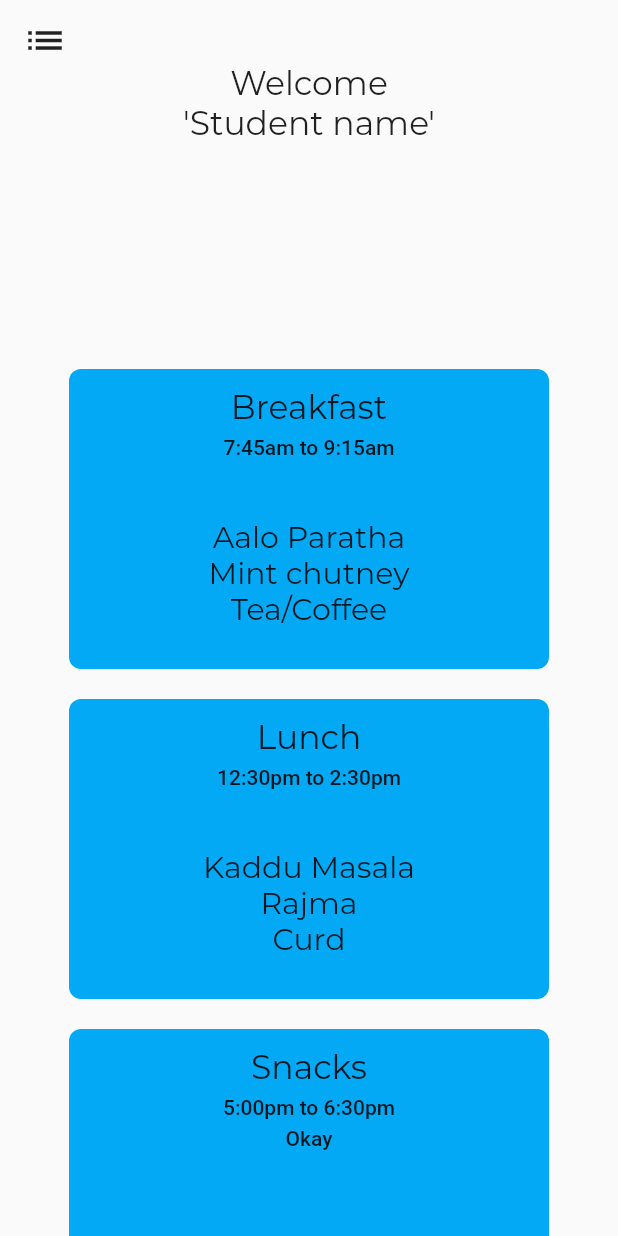
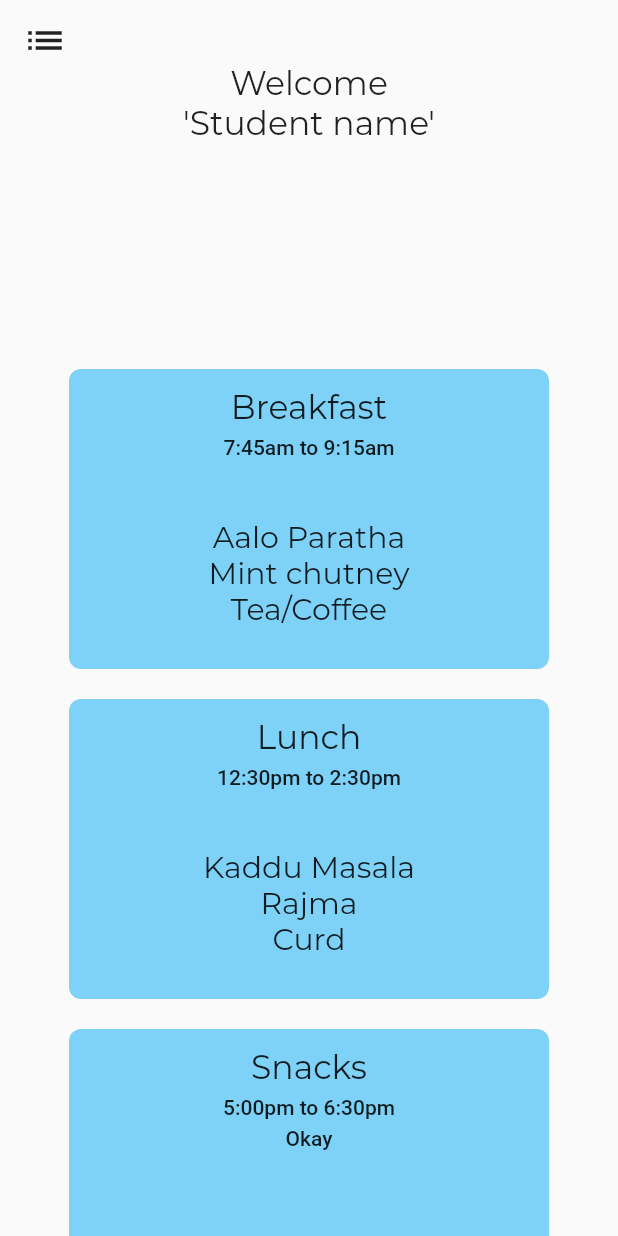
Before and after one commit to PearlMiglani/-ctrl-x---perfmatrix-nu_delivery-, a Flutter app: the HomeScreen screen opened by its route, swiped to page 3, on a phone screen of 412 x 824 dp. Run offline on Flutter 3.47's test engine with Material 2 defaults, Android fonts, the phone set to English and light mode, and no system bars; our stand-ins replace material_design_icons_flutter.

Commit message:
Ready for Mentor Presentation 1st June

```diff
--- a/lib/home_screen.dart
+++ b/lib/home_screen.dart
@@ -8,6 +8,13 @@ class HomeScreen extends StatefulWidget {
 }
 
 class _HomeScreenState extends State<HomeScreen> {
+  List<String> timet = [
+    'DBMS, lab',
+    'DBMS, lab',
+    'CAO, lecture',
+    'Psychology, tutorial',
+    'DAA, lab'
+  ];
   PageController _controller = PageController(initialPage: 0);
 
   void dispose() {
@@ -18,7 +25,7 @@ class _HomeScreenState extends State<HomeScreen> {
   void initState() {
     super.initState();
 
-    for (var i = 2; i < 6; i++) {
+    for (var i = 0; i <= 4; i++) {
       ttlist.add(
         Padding(
           padding: const EdgeInsets.only(left: 55.0),
@@ -46,7 +53,7 @@ class _HomeScreenState extends State<HomeScreen> {
               Padding(
                 padding: const EdgeInsets.only(left: 8.0),
                 child: Text(
-                  'Period $i',
+                  timet[i],
                   style: TextStyle(
                       color: Colors.black54, fontFamily: 'Montserrat'),
                 ),
@@ -76,7 +83,7 @@ class _HomeScreenState extends State<HomeScreen> {
                 padding: const EdgeInsets.only(left: 8.0),
                 child: Container(
                   child: Text(
-                    'Period 1',
+                    'TimeTable',
                     style: TextStyle(
                         color: Colors.black54, fontFamily: 'Montserrat'),
                   ),
@@ -107,6 +114,7 @@ class _HomeScreenState extends State<HomeScreen> {
   SafeArea HomePage_timeline_layout() {
     return SafeArea(
       child: Column(
+        mainAxisAlignment: MainAxisAlignment.spaceEvenly,
         children: <Widget>[
           Row(
             mainAxisAlignment: MainAxisAlignment.start,
@@ -147,6 +155,7 @@ class _HomeScreenState extends State<HomeScreen> {
 SafeArea HomePage_home() {
   return SafeArea(
     child: Column(
+      mainAxisAlignment: MainAxisAlignment.spaceEvenly,
       children: <Widget>[
         Row(
           mainAxisAlignment: MainAxisAlignment.start,
--- a/lib/mess_menu.dart
+++ b/lib/mess_menu.dart
@@ -49,7 +49,7 @@ class _MessMenuState extends State<MessMenu> {
                           child: Container(
                             decoration: BoxDecoration(
                               borderRadius: BorderRadius.circular(8),
-                              color: Colors.lightBlue,
+                              color: Colors.lightBlue.withOpacity(0.5),
                             ),
                             width: 320,
                             height: isCollapsed ? 70 : 200,
@@ -105,7 +105,7 @@ class _MessMenuState extends State<MessMenu> {
                           child: Container(
                             decoration: BoxDecoration(
                               borderRadius: BorderRadius.circular(8),
-                              color: Colors.lightBlue,
+                              color: Colors.lightBlue.withOpacity(0.5),
                             ),
                             width: 320,
                             height: isCollapsed_Lunch ? 70 : 200,
@@ -156,7 +156,7 @@ class _MessMenuState extends State<MessMenu> {
                           child: Container(
                             decoration: BoxDecoration(
                               borderRadius: BorderRadius.circular(8),
-                              color: Colors.lightBlue,
+                              color: Colors.lightBlue.withOpacity(0.5),
                             ),
                             width: 320,
                             height: isCollapsed_Snacks ? 70 : 200,
@@ -188,7 +188,7 @@ class _MessMenuState extends State<MessMenu> {
                           child: Container(
                             decoration: BoxDecoration(
                               borderRadius: BorderRadius.circular(8),
-                              color: Colors.lightBlue,
+                              color: Colors.lightBlue.withOpacity(0.5),
                             ),
                             width: 320,
                             height: isCollapsed_Dinner ? 70 : 200,
```
